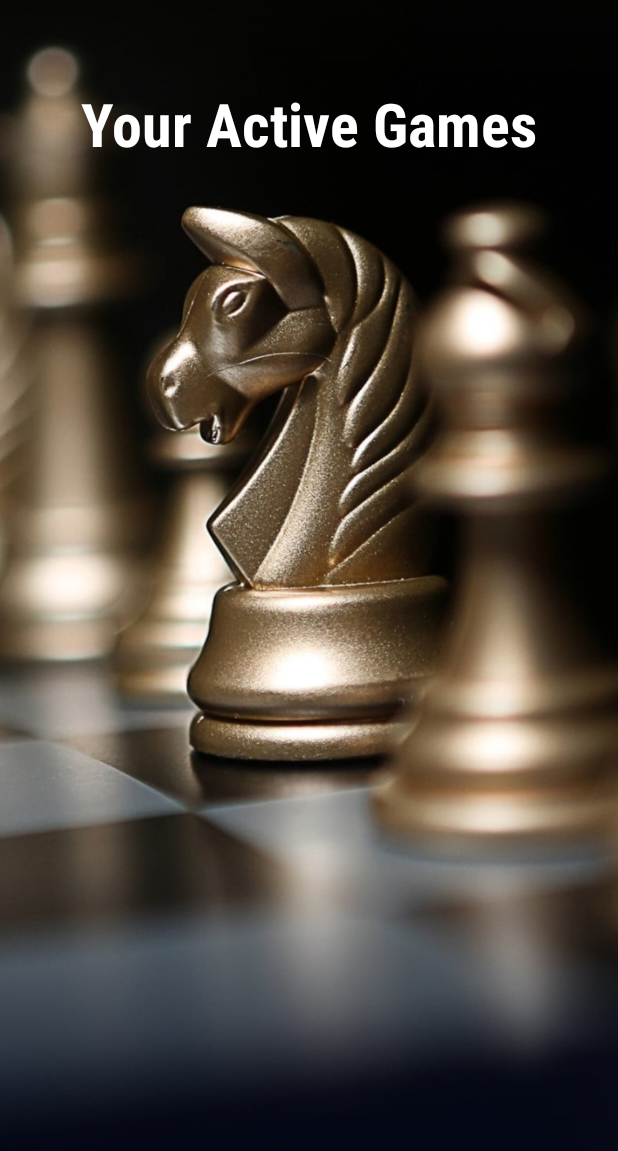
After one commit to lukaswillsie/OnlineChess, an Android app: the ActiveGamesActivity screen opened directly, with no data from a screen before it, on a phone screen of 412 x 824 dp. The commit adds this screen. Shown: the top 1151 px of the screen. Run offline under Robolectric (Android 15) with nearby library versions, the phone set to English and light mode, and no system bars.

Commit message:
Created a layout for the ActiveGames Activity

```diff
--- a/app/src/main/AndroidManifest.xml
+++ b/app/src/main/AndroidManifest.xml
@@ -14,6 +14,7 @@
         android:roundIcon="@mipmap/ic_launcher_round"
         android:supportsRtl="true"
         android:theme="@style/AppTheme">
+        <activity android:name=".ActiveGamesActivity"></activity>
         <activity android:name=".activities.login.CreateAccountActivity" />
         <activity android:name=".MainActivity" />
         <activity android:name=".activities.load.LoadActivity">
--- /dev/null
+++ b/app/src/main/java/com/lukaswillsie/onlinechess/ActiveGamesActivity.java
@@ -0,0 +1,14 @@
+package com.lukaswillsie.onlinechess;
+
+import androidx.appcompat.app.AppCompatActivity;
+
+import android.os.Bundle;
+
+public class ActiveGamesActivity extends AppCompatActivity {
+
+    @Override
+    protected void onCreate(Bundle savedInstanceState) {
+        super.onCreate(savedInstanceState);
+        setContentView(R.layout.activity_active_games);
+    }
+}
--- /dev/null
+++ b/app/src/main/res/layout/activity_active_games.xml
@@ -0,0 +1,47 @@
+<?xml version="1.0" encoding="utf-8"?>
+<androidx.constraintlayout.widget.ConstraintLayout xmlns:android="http://schemas.android.com/apk/res/android"
+    xmlns:app="http://schemas.android.com/apk/res-auto"
+    xmlns:tools="http://schemas.android.com/tools"
+    android:layout_width="match_parent"
+    android:layout_height="match_parent"
+    tools:context=".ActiveGamesActivity">
+
+    <ImageView
+        android:layout_width="match_parent"
+        android:layout_height="match_parent"
+        android:src="@drawable/login_background"
+        android:scaleType="centerCrop"/>
+
+    <TextView
+        android:layout_width="wrap_content"
+        android:layout_height="wrap_content"
+        app:layout_constraintEnd_toEndOf="parent"
+        app:layout_constraintStart_toStartOf="parent"
+        app:layout_constraintBottom_toTopOf="@id/games_scroll"
+        app:layout_constraintTop_toTopOf="parent"
+        android:text="@string/active_games_title"
+        android:textColor="@android:color/white"
+        android:textStyle="bold"
+        android:fontFamily="sans-serif-condensed"
+        android:textSize="40sp"/>
+
+    <ScrollView
+        android:layout_width="0dp"
+        android:layout_height="0dp"
+        app:layout_constraintEnd_toEndOf="parent"
+        app:layout_constraintBottom_toBottomOf="parent"
+        app:layout_constraintStart_toStartOf="parent"
+        app:layout_constraintTop_toTopOf="parent"
+        app:layout_constraintHeight_percent="0.6"
+        app:layout_constraintWidth_percent="0.8"
+        android:id="@+id/games_scroll">
+
+        <LinearLayout
+            android:layout_width="match_parent"
+            android:layout_height="wrap_content"
+            android:orientation="vertical"
+            android:id="@+id/games_layout">
+
+        </LinearLayout>
+    </ScrollView>
+</androidx.constraintlayout.widget.ConstraintLayout>
```
Also changed, not shown: app/src/main/res/layout/activity_main.xml (+42 -42 lines).
